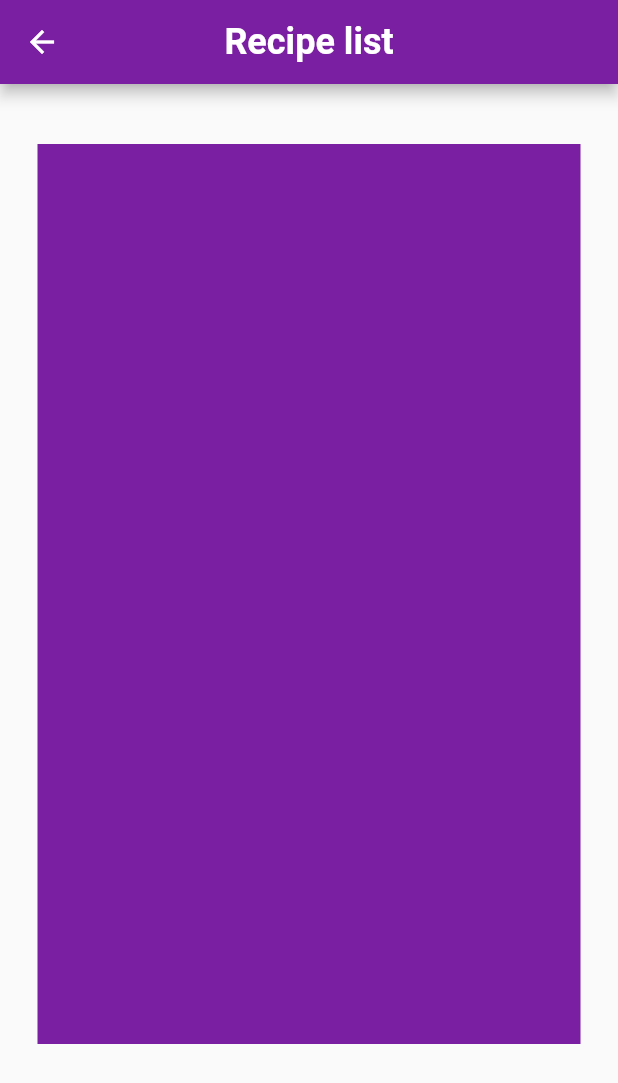
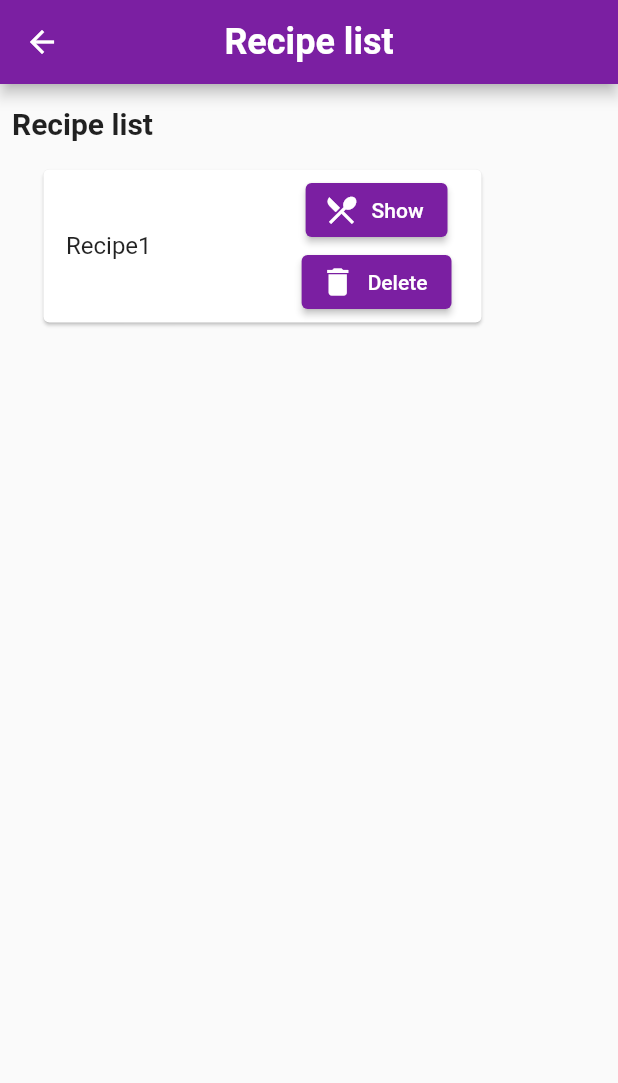
Before and after one commit to FilipMajewsk1/recipe_book_ui, a Flutter app: the RecipeList screen opened by its route, on a phone screen of 412 x 824 dp. Shown: the top 1083 px of the screen. Run offline on Flutter 3.47's test engine with Material 2 defaults, Android fonts, the phone set to English and light mode, and no system bars.

Commit message:
Recipe book: RecipeListCard class

```diff
--- a/lib/Pages/home.dart
+++ b/lib/pages/home.dart
@@ -28,7 +28,6 @@ class _HomeState extends State<Home> {
             child: Column(
 
               children: [
-
                 Padding(
                   padding: const EdgeInsets.fromLTRB(0, 240, 0, 5),
                   child: ElevatedButton.icon(
--- a/lib/Pages/recipe_list.dart
+++ b/lib/pages/recipe_list.dart
@@ -1,5 +1,5 @@
 import 'package:flutter/material.dart';
-
+import 'widgets/recipe_name_card.dart';
 class RecipeList extends StatefulWidget {
   const RecipeList({Key? key}) : super(key: key);
 
@@ -25,13 +25,19 @@ class _RecipeListState extends State<RecipeList> {
       body: Column(
         children: <Widget>[
           Padding(
-            padding: const EdgeInsets.fromLTRB(25,40, 25,0),
-            child: Container(
-              height: 600,
-              width: 400,
-              color: Colors.purple[700],
+            padding: const EdgeInsets.fromLTRB(0, 15, 240,5),
+            child: Text(
+              "Recipe list",
+              style: TextStyle(
+                fontSize: 20,
+                fontWeight: FontWeight.bold,
+              ),
+            ),
+          ),
+          Padding(
+            padding: const EdgeInsets.fromLTRB(25,10, 25,0),
+            child: RecipeListCard(),
 
-              ),
             ),
         ],
       ),
--- /dev/null
+++ b/lib/pages/widgets/recipe_name_card.dart
@@ -0,0 +1,59 @@
+import 'package:flutter/material.dart';
+
+class RecipeListCard extends StatefulWidget {
+  const RecipeListCard({Key? key}) : super(key: key);
+
+  @override
+  State<RecipeListCard> createState() => _RecipeListCardState();
+}
+
+class _RecipeListCardState extends State<RecipeListCard> {
+  @override
+  Widget build(BuildContext context) {
+    return SizedBox(
+      width: 300,
+      height: 110,
+      child: Card(
+        child: Row(
+          children: [
+            Expanded(
+              child: Padding(
+                padding: EdgeInsets.fromLTRB(15, 0, 5, 0),
+                child: Text(
+                  'Recipe1',
+                  style: TextStyle(fontSize: 16.0),
+                ),
+              ),
+            ),
+            Column(
+              children: [
+                Padding(
+                  padding: const EdgeInsets.fromLTRB(10, 3, 20, 0),
+                  child: ElevatedButton.icon(
+                    onPressed: () {},
+                    icon: Icon(Icons.local_restaurant),
+                    label: Text('Show'),
+                    style: ButtonStyle(
+                      backgroundColor: MaterialStateProperty.all(Colors.purple[700]),
+                    ),
+                  ),
+                ),
+                Padding(
+                  padding: const EdgeInsets.fromLTRB(10, 0, 20, 0),
+                  child: ElevatedButton.icon(
+                    onPressed: () {},
+                    icon:Icon(Icons.delete),
+                    label: Text('Delete'),
+                    style: ButtonStyle(
+                      backgroundColor: MaterialStateProperty.all(Colors.purple[700]),
+                    ),
+                  ),
+                ),
+              ],
+            ),
+          ],
+        ),
+      ),
+    );
+  }
+}
```
Also changed, not shown: lib/pages/add_recipe.dart (renamed from lib/Pages/add_recipe.dart), lib/pages/show_recipe.dart (renamed from lib/Pages/show_recipe.dart).
